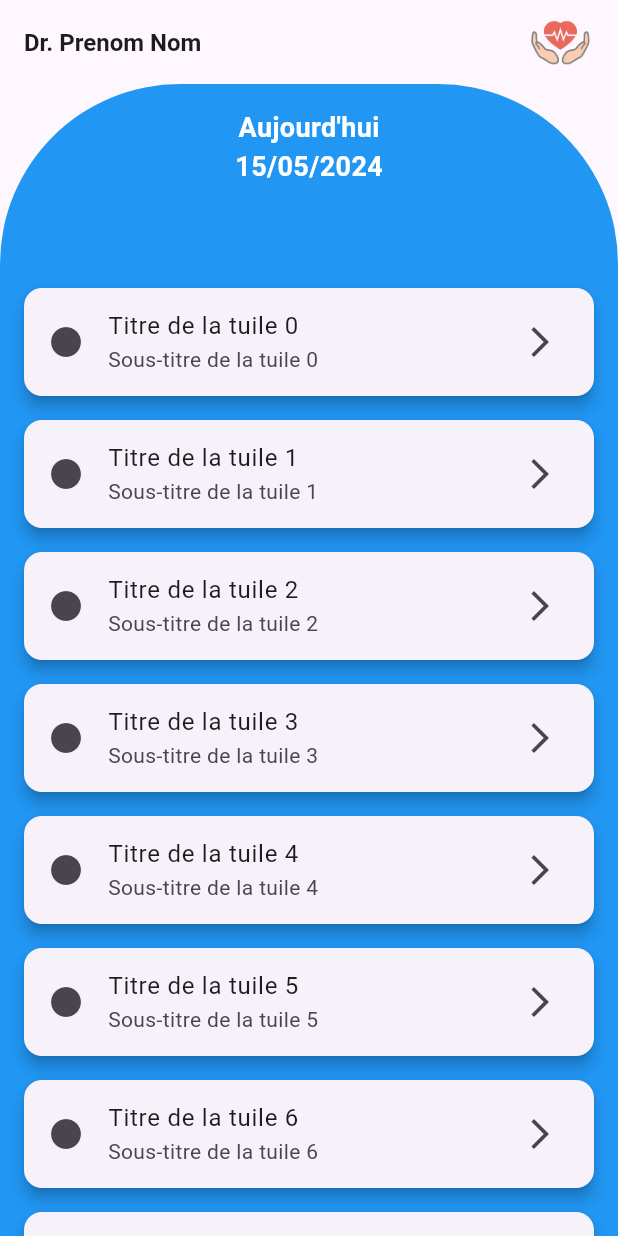
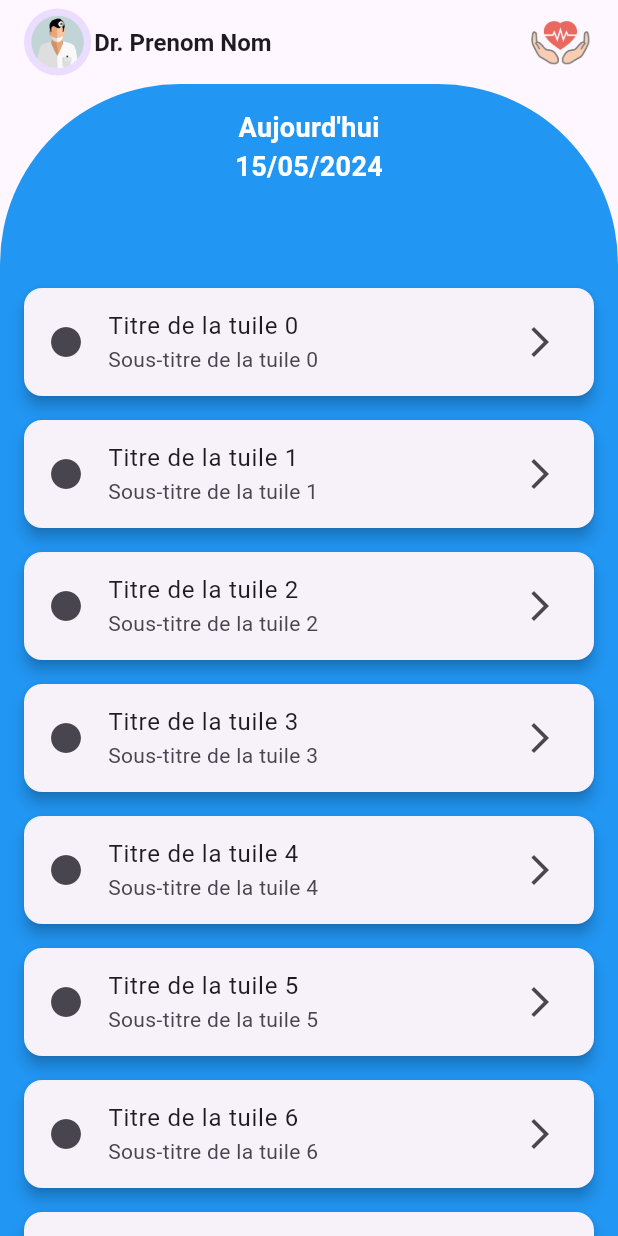
Before and after one commit to VincePaulin/SoigneMoiMobile, a Flutter app: the screen it shows after launch, on a phone screen of 412 x 824 dp. Run offline on Flutter 3.47's test engine with Material 3 defaults, Android fonts, the phone set to English and light mode, and no system bars; our stand-ins replace go_router.

Commit message:
feat: doctor avartar in app bar

```diff
--- a/lib/widgets/custom_app_bar.dart
+++ b/lib/widgets/custom_app_bar.dart
@@ -1,5 +1,7 @@
 // widgets/custom_app_bar.dart
 import 'package:flutter/material.dart';
+
+import 'custom_avatar.dart';
 
 class CustomAppBar extends StatelessWidget implements PreferredSizeWidget {
   const CustomAppBar({Key? key});
@@ -10,6 +12,12 @@ class CustomAppBar extends StatelessWidget implements PreferredSizeWidget {
       forceMaterialTransparency: true,
       title: Row(
         children: [
+          CustomAvatar(
+            sex: 'homme',
+          ),
+          const SizedBox(
+            width: 2.0,
+          ),
           Text(
             'Dr. Prenom Nom',
             style: TextStyle(
--- /dev/null
+++ b/lib/widgets/custom_avatar.dart
@@ -0,0 +1,22 @@
+import 'package:flutter/material.dart';
+
+class CustomAvatar extends StatelessWidget {
+  final String? avatarUrl;
+  final String sex;
+
+  const CustomAvatar({super.key, this.avatarUrl, required this.sex});
+
+  @override
+  Widget build(BuildContext context) {
+    return CircleAvatar(
+      radius: kToolbarHeight * 0.4,
+      // If avatarURL is null or empty, display a default image
+      backgroundImage: avatarUrl != null && avatarUrl!.isNotEmpty
+          ? NetworkImage(avatarUrl!)
+          : sex == "homme"
+              ? const AssetImage('assets/img/avatar_man.png') as ImageProvider
+              : const AssetImage('assets/img/avatar_women.png')
+                  as ImageProvider,
+    );
+  }
+}
```
